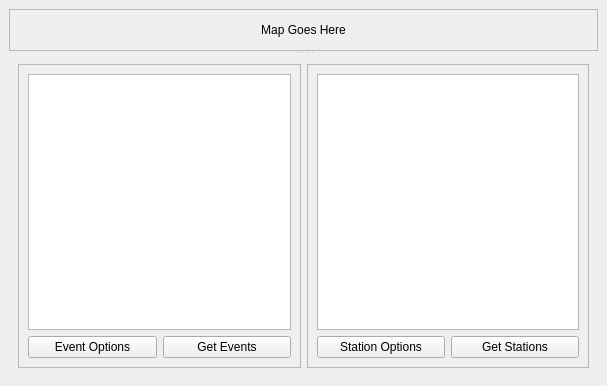
Above: pyweed/MainWindow.ui from iris-edu/pyweed before the change. Below: the same form after it.
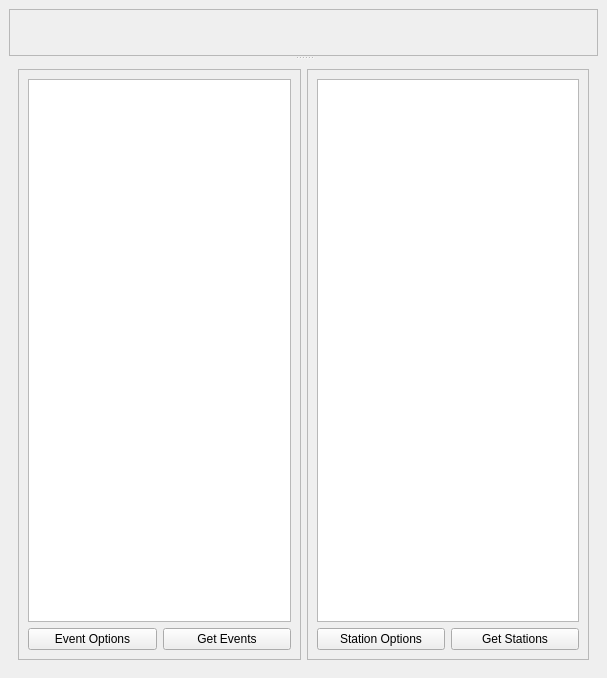
That is the form after the change. Custom widgets are drawn as their Qt base class.

```diff
--- a/pyweed/MainWindow.ui
+++ b/pyweed/MainWindow.ui
@@ -7,7 +7,7 @@
     <x>0</x>
     <y>0</y>
     <width>607</width>
-    <height>386</height>
+    <height>678</height>
    </rect>
   </property>
   <property name="windowTitle">
@@ -29,15 +29,12 @@
        </property>
        <layout class="QVBoxLayout" name="verticalLayout_2">
         <item>
-         <widget class="QLabel" name="mapLabel">
-          <property name="styleSheet">
-           <string notr="true"/>
-          </property>
-          <property name="text">
-           <string>Map Goes Here</string>
-          </property>
-          <property name="alignment">
-           <set>Qt::AlignCenter</set>
+         <widget class="Qt4MplCanvas" name="map_canvas" native="true">
+          <property name="sizePolicy">
+           <sizepolicy hsizetype="Expanding" vsizetype="Preferred">
+            <horstretch>0</horstretch>
+            <verstretch>0</verstretch>
+           </sizepolicy>
           </property>
          </widget>
         </item>
@@ -133,6 +130,14 @@
    </layout>
   </widget>
  </widget>
+ <customwidgets>
+  <customwidget>
+   <class>Qt4MplCanvas</class>
+   <extends>QWidget</extends>
+   <header>qt4mplcanvas.h</header>
+   <container>1</container>
+  </customwidget>
+ </customwidgets>
  <resources/>
  <connections/>
 </ui>
```
